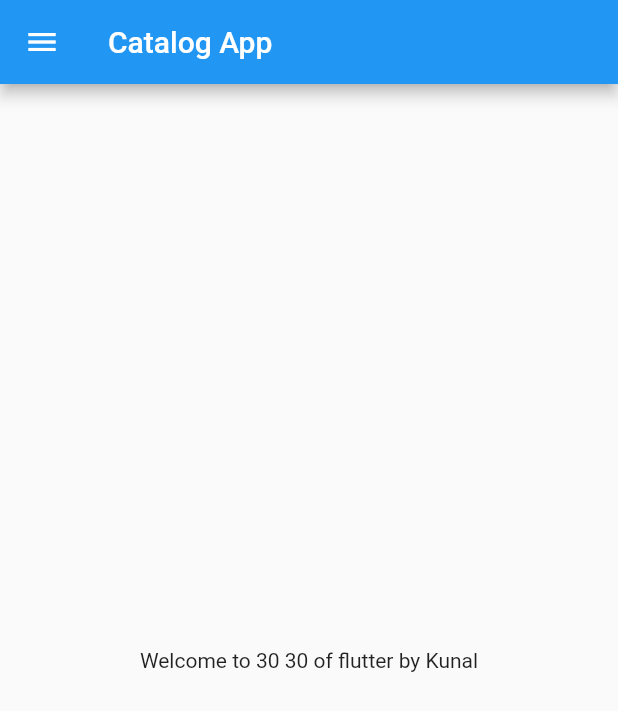
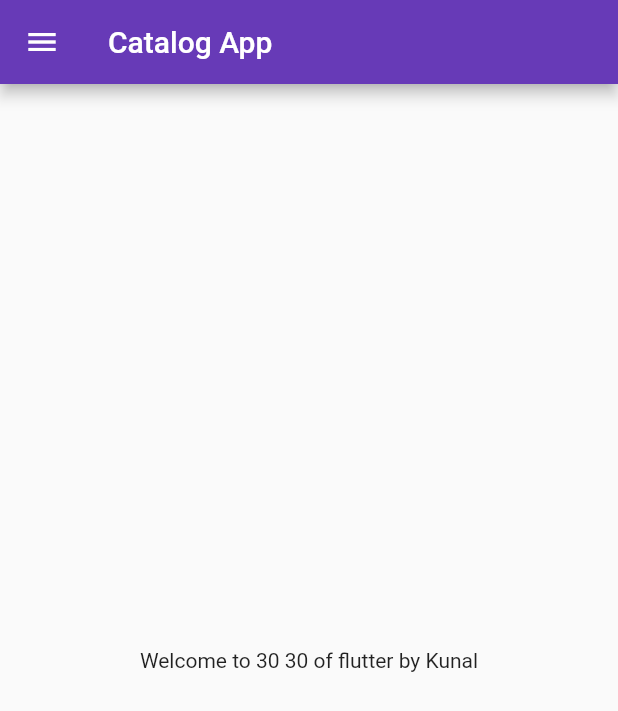
Before and after one commit to iamkunnaal/30daysofflutter, a Flutter app: the screen it shows after launch, on a phone screen of 412 x 824 dp. Shown: the top 711 px of the screen. Run offline on Flutter 3.47's test engine with Material 2 defaults, Android fonts, the phone set to English and light mode, and no system bars.

Commit message:
Day 3 completed

```diff
--- a/first/lib/main.dart
+++ b/first/lib/main.dart
@@ -1,4 +1,5 @@
-import 'package:first/home_page.dart';
+import 'package:first/pages/home_page.dart';
+import 'package:first/pages/login_page.dart';
 import 'package:flutter/material.dart';
 
 void main() {
@@ -10,7 +11,18 @@ class MyApp extends StatelessWidget {
   @override
   Widget build(BuildContext context) {
     return MaterialApp(
-      home: HomePage(),
+
+      themeMode: ThemeMode.light,
+      theme: ThemeData(primarySwatch: Colors.deepPurple),
+      darkTheme: ThemeData(
+        brightness: Brightness.dark,
+      ),
+      initialRoute: "/home",
+      routes: {
+        "/" : (context)=> LoginPage(),
+        "/home" : (context)=> HomePage(),
+        "/Login" : (context)=> LoginPage()
+      },
 
     );
   }
```
Also changed, not shown: first/lib/pages/login_page.dart (added, +21 -0 lines), first/lib/pages/home_page.dart (renamed from first/lib/home_page.dart).
